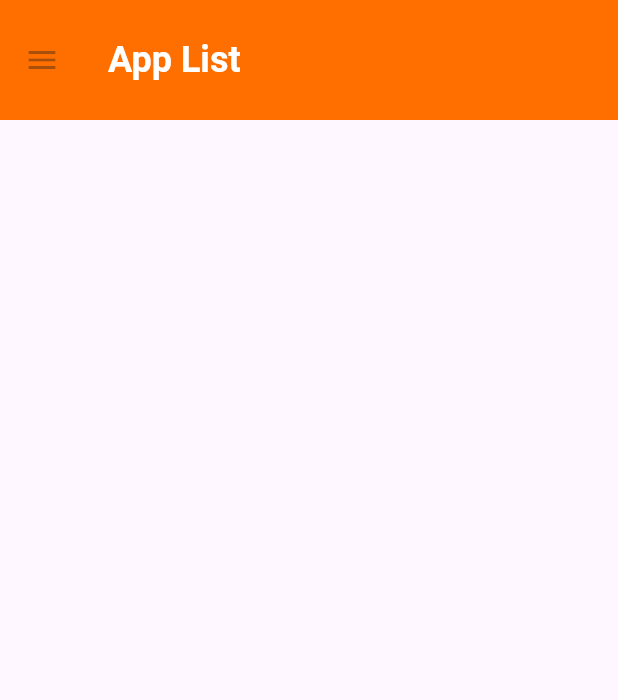
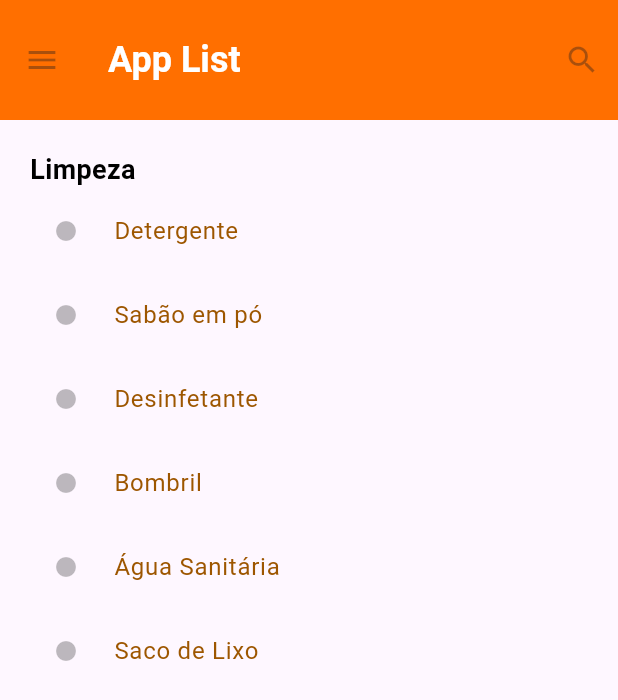
Before and after one commit to DaianePorcena/desafio_01, a Flutter app: the screen it shows after launch, on a phone screen of 412 x 824 dp. Shown: the top 700 px of the screen. Run offline on Flutter 3.47's test engine with Material 3 defaults, Android fonts, the phone set to English and light mode, and no system bars.

Commit message:
✨ feat: Cria lista de Compras

```diff
--- a/lib/main.dart
+++ b/lib/main.dart
@@ -49,8 +49,107 @@ class _MyHomePageState extends State<MyHomePage> {
         backgroundColor: Colors.amber[900],
         toolbarHeight: 80,
         title: Text(widget.title),
+        actions: const [
+          IconButton(
+            onPressed: null,
+            icon: Icon(Icons.search),
+            tooltip: 'Search',
+          )
+        ],
       ),
-      body: Center(),
+      body: Padding(
+        padding: const EdgeInsets.only(top: 20, left: 20),
+        child: Column(
+          crossAxisAlignment: CrossAxisAlignment.start,
+          children: <Widget>[
+            const Text(
+              'Limpeza',
+              style: TextStyle(
+                color: Colors.black,
+                fontSize: 18,
+                fontWeight: FontWeight.w600,
+              ),
+            ),
+            Expanded(
+              child: ListView(
+                children: const <Widget>[
+                  ListTile(
+                    leading: Icon(
+                      Icons.circle,
+                      size: 16,
+                      color: Colors.black26,
+                    ),
+                    title: Text(
+                      'Detergente',
+                      style: TextStyle(
+                          color: Color.fromARGB(255, 157, 86, 0), fontSize: 16),
+                    ),
+                  ),
+                  ListTile(
+                    leading: Icon(
+                      Icons.circle,
+                      size: 16,
+                      color: Colors.black26,
+                    ),
+                    title: Text(
+                      'Sabão em pó',
+                      style: TextStyle(
+                          color: Color.fromARGB(255, 157, 86, 0), fontSize: 16),
+                    ),
+                  ),
+                  ListTile(
+                    leading: Icon(
+                      Icons.circle,
+                      size: 16,
+                      color: Colors.black26,
+                    ),
+                    title: Text(
+                      'Desinfetante',
+                      style: TextStyle(
+                          color: Color.fromARGB(255, 157, 86, 0), fontSize: 16),
+                    ),
+                  ),
+                  ListTile(
+                    leading: Icon(
+                      Icons.circle,
+                      size: 16,
+                      color: Colors.black26,
+                    ),
+                    title: Text(
+                      'Bombril',
+                      style: TextStyle(
+                          color: Color.fromARGB(255, 157, 86, 0), fontSize: 16),
+                    ),
+                  ),
+                  ListTile(
+                    leading: Icon(
+                      Icons.circle,
+                      size: 16,
+                      color: Colors.black26,
+                    ),
+                    title: Text(
+                      'Água Sanitária',
+                      style: TextStyle(
+                          color: Color.fromARGB(255, 157, 86, 0), fontSize: 16),
+                    ),
+                  ),
+                  ListTile(
+                    leading: Icon(
+                      Icons.circle,
+                      size: 16,
+                      color: Colors.black26,
+                    ),
+                    title: Text(
+                      'Saco de Lixo',
+                      style: TextStyle(color: Color(0xFF9D5600), fontSize: 16),
+                    ),
+                  ),
+                ],
+              ),
+            ),
+          ],
+        ),
+      ),
       // This trailing comma makes auto-formatting nicer for build methods.
     );
   }
```
